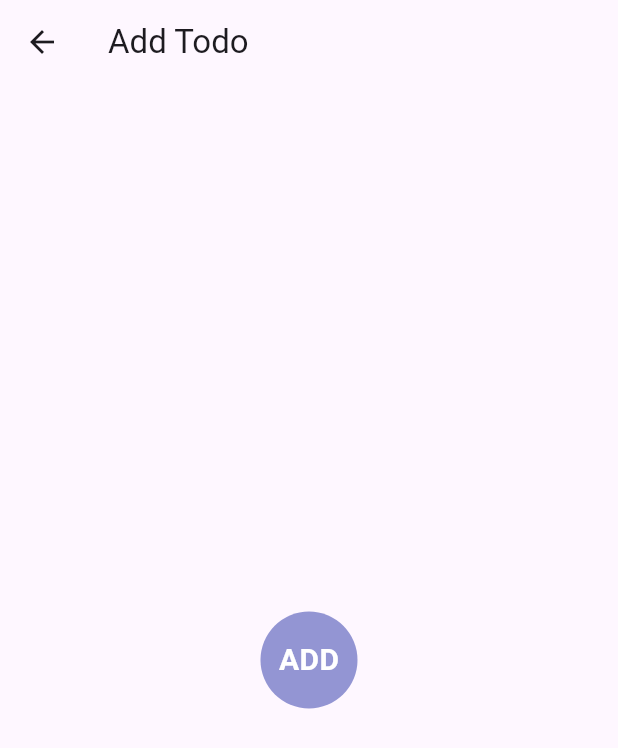
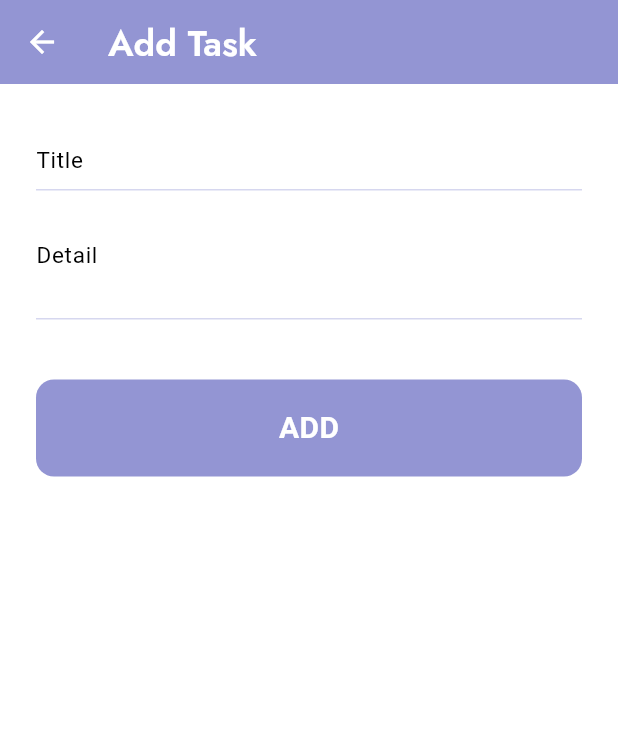
Before and after one commit to mazdon9/Todo-with-Resful-API-Provider-Hive, a Flutter app: the AddTodoScreen screen opened by its route, on a phone screen of 412 x 824 dp. Shown: the top 748 px of the screen. Run offline on Flutter 3.47's test engine with Material 3 defaults, Android fonts, the phone set to English and light mode, and no system bars; Roboto replaces fonts that are missing (Jost-Regular, Jost-Semibold).

Commit message:
feature/add_todo_screen

```diff
--- a/lib/components/app_button.dart
+++ b/lib/components/app_button.dart
@@ -27,8 +27,8 @@ class AppButton extends StatelessWidget {
     return GestureDetector(
       onTap: onTap,
       child: Container(
-        width: width ?? (65 / 414) * size.width,
-        height: (width ?? (65 / 414) * size.width),
+        width: (width ?? (65 / 414) * size.width),
+        height: (65 / 414) * size.width,
         decoration: BoxDecoration(
           color: color ?? AppColorsPath.lavender,
           borderRadius: BorderRadius.circular(borderRadius),
--- /dev/null
+++ b/lib/components/text_field.dart
@@ -0,0 +1,51 @@
+import 'package:flutter/material.dart';
+import 'package:todo_with_resfulapi/components/app_text_style.dart';
+import 'package:todo_with_resfulapi/constants/app_color_path.dart';
+
+class AppTextField extends StatelessWidget {
+  final String hintText;
+  final TextEditingController? controller;
+  final int maxLines;
+  final TextStyle? style;
+  final TextInputType? keyboardType;
+  final ValueChanged<String>? onChanged;
+
+  const AppTextField({
+    super.key,
+    required this.hintText,
+    this.controller,
+    this.maxLines = 1,
+    this.style,
+    this.keyboardType,
+    this.onChanged,
+  });
+
+  @override
+  Widget build(BuildContext context) {
+    return TextField(
+      controller: controller,
+      maxLines: maxLines,
+      keyboardType: keyboardType,
+      onChanged: onChanged,
+      style: style ?? AppTextStyle.textFontR15W400,
+      decoration: InputDecoration(
+        hintText: hintText,
+        hintStyle: AppTextStyle.textFontR15W400,
+        border: UnderlineInputBorder(
+          borderSide: BorderSide(color: AppColorsPath.lavenderLight, width: 1),
+        ),
+        enabledBorder: UnderlineInputBorder(
+          borderSide: BorderSide(color: AppColorsPath.lavenderLight, width: 1),
+        ),
+        focusedBorder: UnderlineInputBorder(
+          borderSide: BorderSide(
+            color: AppColorsPath.lavenderLight,
+            width: 1.2,
+          ),
+        ),
+        contentPadding: const EdgeInsets.symmetric(vertical: 8),
+        isDense: true,
+      ),
+    );
+  }
+}
--- a/lib/screen/add_todo_screen.dart
+++ b/lib/screen/add_todo_screen.dart
@@ -1,15 +1,48 @@
 import 'package:flutter/material.dart';
 import 'package:todo_with_resfulapi/components/app_button.dart';
+import 'package:todo_with_resfulapi/components/app_text_style.dart';
+import 'package:todo_with_resfulapi/components/text_field.dart';
+import 'package:todo_with_resfulapi/constants/app_color_path.dart';
 
 class AddTodoScreen extends StatelessWidget {
   const AddTodoScreen({super.key});
 
   @override
   Widget build(BuildContext context) {
+    final size = MediaQuery.of(context).size;
     return Scaffold(
-      appBar: AppBar(title: const Text('Add Todo')),
-      body: Center(
-        child: AppButton(content: 'ADD', onTap: () {}),
+      backgroundColor: AppColorsPath.lavender,
+      appBar: AppBar(
+        backgroundColor: AppColorsPath.lavender,
+        elevation: 0,
+        title: Text('Add Task', style: AppTextStyle.textFont24W600),
+        iconTheme: const IconThemeData(color: AppColorsPath.white),
+      ),
+      body: Container(
+        width: double.infinity,
+        decoration: BoxDecoration(color: AppColorsPath.white),
+        child: Padding(
+          padding: const EdgeInsets.symmetric(horizontal: 24, vertical: 32),
+          child: Column(
+            crossAxisAlignment: CrossAxisAlignment.start,
+            children: [
+              AppTextField(hintText: 'Title'),
+              const SizedBox(height: 24),
+              AppTextField(hintText: 'Detail', maxLines: 2),
+              const SizedBox(height: 40),
+              Center(
+                child: AppButton(
+                  content: 'ADD',
+                  onTap: () {},
+                  width: size.width - 48,
+                  borderRadius: 12,
+                  textStyle: AppTextStyle.textFontSM20W600,
+                  color: AppColorsPath.lavender,
+                ),
+              ),
+            ],
+          ),
+        ),
       ),
     );
   }
```
